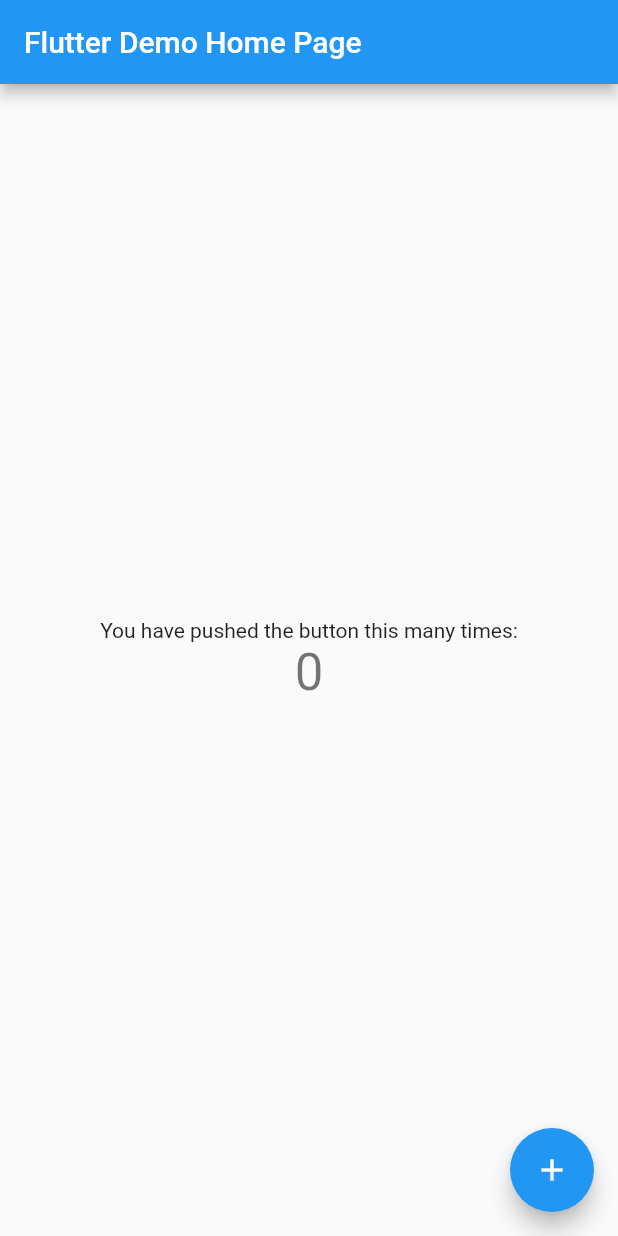
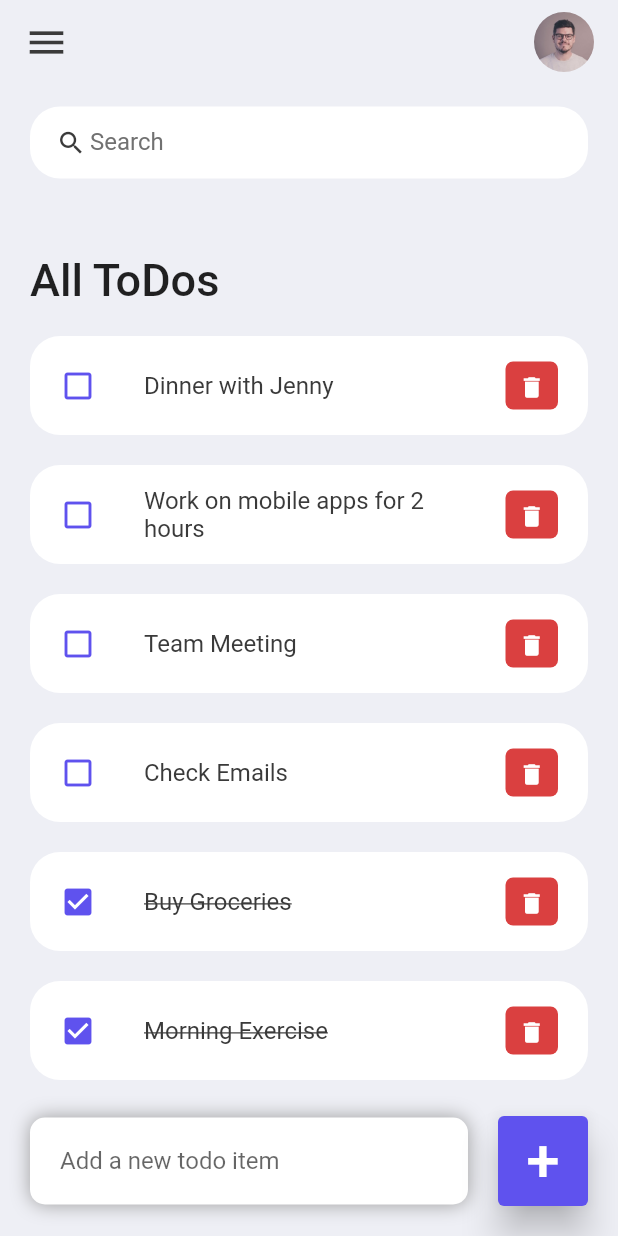
Before and after one commit to AditiGawande4/To-Do-App, a Flutter app: the screen it shows after launch, on a phone screen of 412 x 824 dp. Run offline on Flutter 3.47's test engine with Material 2 defaults, Android fonts, the phone set to English and light mode, and no system bars.

Commit message:
Completed Project

```diff
--- a/lib/constants/colors.dart
+++ b/lib/constants/colors.dart
@@ -0,0 +1,9 @@
+import 'package:flutter/material.dart';
+
+const Color tdRed = Color(0xFFDA4040);
+const Color tdBlue = Color(0xFF5f52ee);
+
+const Color tdBlack = Color(0xff3a3a3a);
+const Color tdGrey = Color(0xff717171);
+
+const Color tdBGColor = Color(0xffeeeff5);
--- a/lib/main.dart
+++ b/lib/main.dart
@@ -1,4 +1,6 @@
 import 'package:flutter/material.dart';
+import 'package:flutter/services.dart';
+import 'package:flutter_to_do_app/screens/home.dart';
 
 void main() {
   runApp(const MyApp());
@@ -10,8 +12,11 @@ class MyApp extends StatelessWidget {
   // This widget is the root of your application.
   @override
   Widget build(BuildContext context) {
+    SystemChrome.setSystemUIOverlayStyle(
+        SystemUiOverlayStyle(statusBarColor: Colors.transparent));
     return MaterialApp(
-      title: 'Flutter Demo',
+      debugShowCheckedModeBanner: false,
+      title: 'TODo App',
       theme: ThemeData(
           // This is the theme of your application.
           //
@@ -22,94 +27,9 @@ class MyApp extends StatelessWidget {
           // or simply save your changes to "hot reload" in a Flutter IDE).
           // Notice that the counter didn't reset back to zero; the application
           // is not restarted.
-        primarySwatch: Colors.blue,
+          //primarySwatch: Colors.blue,
           ),
-      home: const MyHomePage(title: 'Flutter Demo Home Page'),
+      home: Home(),
     );
   }
 }
-
-class MyHomePage extends StatefulWidget {
-  const MyHomePage({super.key, required this.title});
-
-  // This widget is the home page of your application. It is stateful, meaning
-  // that it has a State object (defined below) that contains fields that affect
-  // how it looks.
-
-  // This class is the configuration for the state. It holds the values (in this
-  // case the title) provided by the parent (in this case the App widget) and
-  // used by the build method of the State. Fields in a Widget subclass are
-  // always marked "final".
-
-  final String title;
-
-  @override
-  State<MyHomePage> createState() => _MyHomePageState();
-}
-
-class _MyHomePageState extends State<MyHomePage> {
-  int _counter = 0;
-
-  void _incrementCounter() {
-    setState(() {
-      // This call to setState tells the Flutter framework that something has
-      // changed in this State, which causes it to rerun the build method below
-      // so that the display can reflect the updated values. If we changed
-      // _counter without calling setState(), then the build method would not be
-      // called again, and so nothing would appear to happen.
-      _counter++;
-    });
-  }
-
-  @override
-  Widget build(BuildContext context) {
-    // This method is rerun every time setState is called, for instance as done
-    // by the _incrementCounter method above.
-    //
-    // The Flutter framework has been optimized to make rerunning build methods
-    // fast, so that you can just rebuild anything that needs updating rather
-    // than having to individually change instances of widgets.
-    return Scaffold(
-      appBar: AppBar(
-        // Here we take the value from the MyHomePage object that was created by
-        // the App.build method, and use it to set our appbar title.
-        title: Text(widget.title),
-      ),
-      body: Center(
-        // Center is a layout widget. It takes a single child and positions it
-        // in the middle of the parent.
-        child: Column(
-          // Column is also a layout widget. It takes a list of children and
-          // arranges them vertically. By default, it sizes itself to fit its
-          // children horizontally, and tries to be as tall as its parent.
-          //
-          // Invoke "debug painting" (press "p" in the console, choose the
-          // "Toggle Debug Paint" action from the Flutter Inspector in Android
-          // Studio, or the "Toggle Debug Paint" command in Visual Studio Code)
-          // to see the wireframe for each widget.
-          //
-          // Column has various properties to control how it sizes itself and
-          // how it positions its children. Here we use mainAxisAlignment to
-          // center the children vertically; the main axis here is the vertical
-          // axis because Columns are vertical (the cross axis would be
-          // horizontal).
-          mainAxisAlignment: MainAxisAlignment.center,
-          children: <Widget>[
-            const Text(
-              'You have pushed the button this many times:',
-            ),
-            Text(
-              '$_counter',
-              style: Theme.of(context).textTheme.headline4,
-            ),
-          ],
-        ),
-      ),
-      floatingActionButton: FloatingActionButton(
-        onPressed: _incrementCounter,
-        tooltip: 'Increment',
-        child: const Icon(Icons.add),
-      ), // This trailing comma makes auto-formatting nicer for build methods.
-    );
-  }
-}
--- /dev/null
+++ b/lib/model/todo.dart
@@ -0,0 +1,33 @@
+class ToDo {
+  String? id;
+  String? todoText;
+  bool isDone;
+
+  ToDo({
+    required this.id,
+    required this.todoText,
+    this.isDone = false,
+  });
+  static List<ToDo> todoList() {
+    return [
+      ToDo(id: '01', todoText: 'Morning Exercise', isDone: true),
+      ToDo(id: '02', todoText: 'Buy Groceries', isDone: true),
+      ToDo(
+        id: '03',
+        todoText: 'Check Emails',
+      ),
+      ToDo(
+        id: '04',
+        todoText: 'Team Meeting',
+      ),
+      ToDo(
+        id: '03',
+        todoText: 'Work on mobile apps for 2 hours',
+      ),
+      ToDo(
+        id: '03',
+        todoText: 'Dinner with Jenny',
+      ),
+    ];
+  }
+}
--- a/lib/screens/home.dart
+++ b/lib/screens/home.dart
@@ -0,0 +1,203 @@
+import 'package:flutter/material.dart';
+import 'package:flutter_to_do_app/constants/colors.dart';
+import 'package:flutter_to_do_app/model/todo.dart';
+import 'package:flutter_to_do_app/widgets/todo_item.dart';
+
+class Home extends StatefulWidget {
+  @override
+  State<Home> createState() => _HomeState();
+}
+
+class _HomeState extends State<Home> {
+  //const Home({Key? key}) : super(key: key);
+  final todosList = ToDo.todoList();
+  final _todoController = TextEditingController();
+  List<ToDo> _foundToDo = [];
+
+  @override
+  void initState() {
+    _foundToDo = todosList;
+    super.initState();
+  }
+
+  Widget build(BuildContext context) {
+    return Scaffold(
+      backgroundColor: tdBGColor,
+      appBar: _buildAppBar(),
+      body: Stack(
+        children: [
+          Container(
+            padding: EdgeInsets.symmetric(
+              horizontal: 20,
+              vertical: 15,
+            ),
+            child: Column(
+              children: [
+                searchBox(),
+                Expanded(
+                  child: ListView(
+                    children: [
+                      Container(
+                        margin: EdgeInsets.only(
+                          top: 50,
+                          bottom: 20,
+                        ),
+                        child: Text(
+                          'All ToDos',
+                          style: TextStyle(
+                            fontSize: 30,
+                            fontWeight: FontWeight.w500,
+                          ),
+                        ),
+                      ),
+                      for (ToDo todoo in _foundToDo.reversed)
+                        ToDoItem(
+                          todo: todoo,
+                          onToDoChanged: _handleToDoChange,
+                          onDeleteItem: _deleteToDoItem,
+                        ),
+                    ],
+                  ),
+                )
+              ],
+            ),
+          ),
+          Align(
+              alignment: Alignment.bottomCenter,
+              child: Row(
+                children: [
+                  Expanded(
+                    child: Container(
+                      margin: EdgeInsets.only(
+                        bottom: 20,
+                        right: 20,
+                        left: 20,
+                      ),
+                      padding:
+                          EdgeInsets.symmetric(horizontal: 20, vertical: 5),
+                      decoration: BoxDecoration(
+                        color: Colors.white,
+                        boxShadow: [
+                          BoxShadow(
+                              color: Colors.grey,
+                              offset: Offset(0.0, 0.0),
+                              blurRadius: 10.0,
+                              spreadRadius: 0.0),
+                        ],
+                        borderRadius: BorderRadius.circular(10),
+                      ),
+                      child: TextField(
+                        controller: _todoController,
+                        decoration: InputDecoration(
+                            hintText: 'Add a new todo item',
+                            border: InputBorder.none),
+                      ),
+                    ),
+                  ),
+                  Container(
+                    margin: EdgeInsets.only(bottom: 20, right: 20),
+                    child: ElevatedButton(
+                      child: Text(
+                        '+',
+                        style: TextStyle(
+                          fontSize: 40,
+                        ),
+                      ),
+                      onPressed: () {
+                        _addToDoItem(_todoController.text);
+                      },
+                      style: ElevatedButton.styleFrom(
+                        backgroundColor: tdBlue,
+                        minimumSize: Size(60, 60),
+                        elevation: 10,
+                      ),
+                    ),
+                  ),
+                ],
+              ))
+        ],
+      ),
+    );
+  }
+
+  void _handleToDoChange(ToDo todo) {
+    setState(() {
+      todo.isDone = !todo.isDone;
+    });
+  }
+
+  void _deleteToDoItem(String id) {
+    setState(() {
+      todosList.removeWhere((item) => item.id == id);
+    });
+  }
+
+  void _addToDoItem(String toDo) {
+    setState(() {
+      todosList.add(ToDo(
+        id: DateTime.now().millisecondsSinceEpoch.toString(),
+        todoText: toDo,
+      ));
+    });
+    _todoController.clear();
+  }
+
+  void _runFilter(String enteredKeyword) {
+    List<ToDo> results = [];
+    if (enteredKeyword.isEmpty) {
+      results = todosList;
+    } else {
+      results = todosList
+          .where((item) => item.todoText!
+              .toLowerCase()
+              .contains(enteredKeyword.toLowerCase()))
+          .toList();
+    }
+    setState(() {
+      _foundToDo = results;
+    });
+  }
+
+  Widget searchBox() {
+    return Container(
+      padding: EdgeInsets.symmetric(horizontal: 15),
+      decoration: BoxDecoration(
+          color: Colors.white, borderRadius: BorderRadius.circular(20)),
+      child: TextField(
+        onChanged: (value) => _runFilter(value),
+        decoration: InputDecoration(
+          contentPadding: EdgeInsets.all(0),
+          prefixIcon: Icon(Icons.search, color: tdBlack, size: 20),
+          prefixIconConstraints: BoxConstraints(maxHeight: 20, minWidth: 25),
+          border: InputBorder.none,
+          hintText: 'Search',
+          hintStyle: TextStyle(color: tdGrey),
+        ),
+      ),
+    );
+  }
+
+  AppBar _buildAppBar() {
+    return AppBar(
+      backgroundColor: tdBGColor,
+      elevation: 0,
+      title: Row(mainAxisAlignment: MainAxisAlignment.spaceBetween, children: [
+        Icon(
+          Icons.menu,
+          color: tdBlack,
+          size: 30,
+        ),
+        Container(
+          height: 40,
+          width: 40,
+          child: ClipRRect(
+            borderRadius: BorderRadius.circular(20),
+            child: Image.asset(
+              'assets/images/avatar.jpeg',
+            ),
+          ),
+        ),
+      ]),
+    );
+  }
+}
--- /dev/null
+++ b/lib/widgets/todo_item.dart
@@ -0,0 +1,65 @@
+import 'package:flutter/material.dart';
+import 'package:flutter_to_do_app/constants/colors.dart';
+
+import '../model/todo.dart';
+
+class ToDoItem extends StatelessWidget {
+  final ToDo todo;
+  final onToDoChanged;
+  final onDeleteItem;
+
+  const ToDoItem(
+      {Key? key,
+      required this.todo,
+      required this.onToDoChanged,
+      required this.onDeleteItem})
+      : super(key: key);
+
+  @override
+  Widget build(BuildContext context) {
+    return Container(
+      margin: EdgeInsets.only(bottom: 20),
+      child: ListTile(
+        onTap: () {
+          //print('clicked');
+          onToDoChanged(todo);
+        },
+        shape: RoundedRectangleBorder(
+          borderRadius: BorderRadius.circular(20),
+        ),
+        contentPadding: EdgeInsets.symmetric(horizontal: 20, vertical: 5),
+        tileColor: Colors.white,
+        leading: Icon(
+          todo.isDone ? Icons.check_box : Icons.check_box_outline_blank,
+          color: tdBlue,
+        ),
+        title: Text(
+          todo.todoText!,
+          style: TextStyle(
+              fontSize: 16,
+              color: tdBlack,
+              decoration: todo.isDone ? TextDecoration.lineThrough : null),
+        ),
+        trailing: Container(
+          padding: EdgeInsets.all(0),
+          margin: EdgeInsets.symmetric(vertical: 12),
+          width: 35,
+          height: 35,
+          decoration: BoxDecoration(
+            color: tdRed,
+            borderRadius: BorderRadius.circular(5),
+          ),
+          child: IconButton(
+            color: Colors.white,
+            iconSize: 18,
+            icon: Icon(Icons.delete),
+            onPressed: () {
+              //print('Clicked delete');
+              onDeleteItem(todo.id);
+            },
+          ),
+        ),
+      ),
+    );
+  }
+}
--- a/pubspec.yaml
+++ b/pubspec.yaml
@@ -60,7 +60,8 @@ flutter:
   uses-material-design: true
 
   # To add assets to your application, add an assets section, like this:
-  # assets:
+  assets:
+    - assets/images/
   #   - images/a_dot_burr.jpeg
   #   - images/a_dot_ham.jpeg
 
```
Also changed, not shown: assets/images/avatar.jpeg (added). Lines whose indentation alone changed are shown as unchanged.
